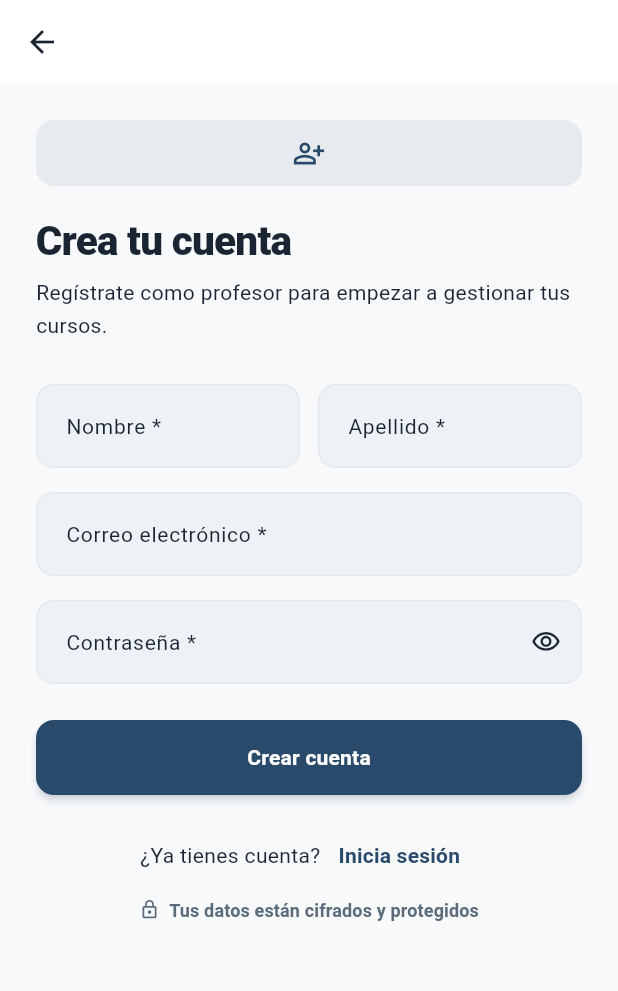
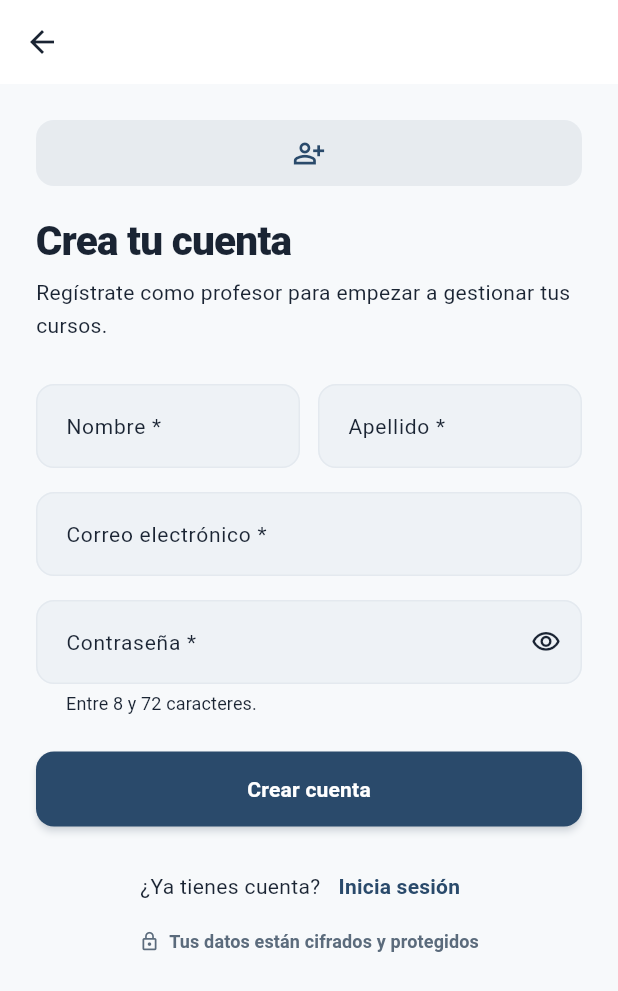
Before and after one commit to joan566/EduSystemFrontend, a Flutter app: the RegisterPage screen opened by its route, on a phone screen of 412 x 824 dp. Shown: the top 991 px of the screen. Run offline on Flutter 3.47's test engine with Material 3 defaults, Android fonts, the phone set to English and light mode, and no system bars; our stand-ins replace dio, file_picker, flutter_secure_storage, go_router, image_picker; missing offline and left inert: desktop_drop, file_saver; accounts and stored records are empty; network calls fail.

Commit message:
redesign(auth, dashboard, profile): remaining low-effort polish items
- AppTextField gains an optional maxLength (mirrors AppDropdown's new
  helperText), with its default character counter suppressed to match
  the app's minimal input style.
- forgot_password_page: the 6-digit verification code field now caps
  input at 6 digits instead of accepting unlimited text and only
  catching the mismatch on submit.
- register_page and forgot_password's new-password step: add "Entre 8
  y 72 caracteres." helper text so the constraint is visible before
  the user gets a validation error, not after.
- dashboard_page: add a visible refresh action (desktop/tablet only —
  mobile already has RefreshIndicator's pull gesture), since there was
  previously no mouse-accessible way to refresh.
- profile_page: clarify that the email shown is not editable from
  that screen, since "Editar perfil" only touches name fields.

Co-Authored-By: Claude Sonnet 5 <noreply@anthropic.com>

```diff
--- a/lib/core/widgets/app_text_field.dart
+++ b/lib/core/widgets/app_text_field.dart
@@ -15,6 +15,7 @@ class AppTextField extends StatelessWidget {
     this.onChanged,
     this.onSubmitted,
     this.maxLines = 1,
+    this.maxLength,
     this.enabled = true,
     this.prefixIcon,
     this.suffixIcon,
@@ -34,6 +35,11 @@ class AppTextField extends StatelessWidget {
   final void Function(String)? onChanged;
   final void Function(String)? onSubmitted;
   final int maxLines;
+
+  /// Hard input cap (e.g. a fixed-length verification code) — leave null
+  /// for fields that only need [Validators.maxLength]'s softer, message-
+  /// bearing validation.
+  final int? maxLength;
   final bool enabled;
   final IconData? prefixIcon;
   final Widget? suffixIcon;
@@ -53,6 +59,10 @@ class AppTextField extends StatelessWidget {
       onChanged: onChanged,
       onFieldSubmitted: onSubmitted,
       maxLines: maxLines,
+      maxLength: maxLength,
+      buildCounter: maxLength == null
+          ? null
+          : (_, {required currentLength, required isFocused, maxLength}) => null,
       enabled: enabled,
       autofocus: autofocus,
       textInputAction: textInputAction,
--- a/lib/features/auth/presentation/pages/forgot_password_page.dart
+++ b/lib/features/auth/presentation/pages/forgot_password_page.dart
@@ -170,6 +170,7 @@ class _ForgotPasswordPageState extends State<ForgotPasswordPage> {
             required: true,
             keyboardType: TextInputType.number,
             hint: '123456',
+            maxLength: 6,
             validator: (v) {
               if (v == null || v.trim().length != 6) {
                 return 'El código debe tener 6 dígitos.';
@@ -184,6 +185,7 @@ class _ForgotPasswordPageState extends State<ForgotPasswordPage> {
             controller: _passwordController,
             label: 'Nueva contraseña',
             required: true,
+            helperText: 'Entre 8 y 72 caracteres.',
             obscureText: _obscureNewPassword,
             validator: Validators.password,
             suffixIcon: IconButton(
--- a/lib/features/auth/presentation/pages/register_page.dart
+++ b/lib/features/auth/presentation/pages/register_page.dart
@@ -145,6 +145,7 @@ class _RegisterPageState extends State<RegisterPage> {
                       controller: _passwordController,
                       label: 'Contraseña',
                       required: true,
+                      helperText: 'Entre 8 y 72 caracteres.',
                       obscureText: _obscurePassword,
                       textInputAction: TextInputAction.done,
                       onSubmitted: (_) => _submit(auth),
--- a/lib/features/profile/presentation/pages/profile_page.dart
+++ b/lib/features/profile/presentation/pages/profile_page.dart
@@ -54,6 +54,10 @@ class ProfilePage extends StatelessWidget {
                           children: [
                             Text(user.fullName, style: Theme.of(context).textTheme.titleLarge),
                             Text(user.email, style: Theme.of(context).textTheme.bodyMedium),
+                            Text(
+                              'El correo no se puede cambiar desde aquí.',
+                              style: Theme.of(context).textTheme.bodySmall,
+                            ),
                           ],
                         ),
                       ),
```
Also changed, not shown: lib/features/dashboard/presentation/pages/dashboard_page.dart (+18 -0 lines).
